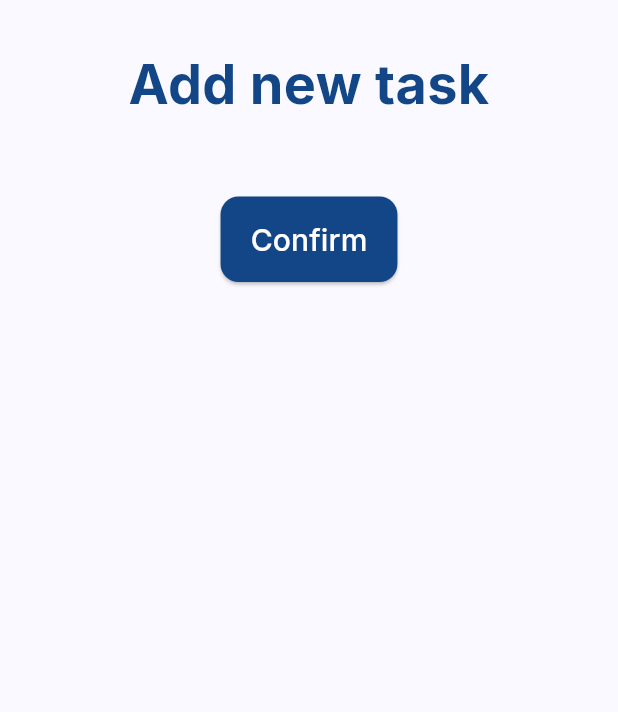
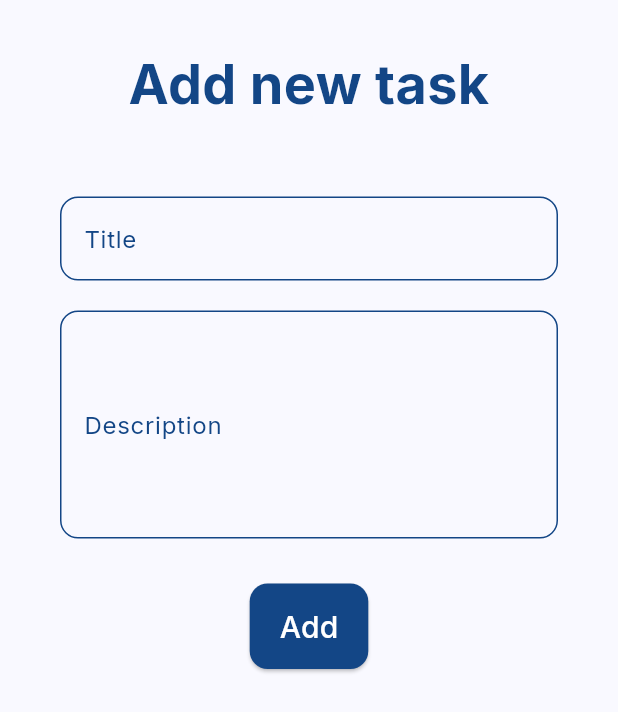
Before and after one commit to shadabtanjeed/IT-Tasks, a Flutter app: the screen it shows after launch, after a tap on "Add new task", on a phone screen of 412 x 824 dp. Shown: the top 712 px of the screen. Run offline on Flutter 3.47's test engine with Material 3 defaults, Android fonts, the phone set to English and light mode, and no system bars; our stand-ins replace go_router, google_fonts, sembast, sembast_web.

Commit message:
add task basic implementation

```diff
--- a/3_note_taking_app/lib/add_task.dart
+++ b/3_note_taking_app/lib/add_task.dart
@@ -1,7 +1,47 @@
 import 'package:flutter/material.dart';
+import 'package:go_router/go_router.dart';
+import 'models/task.dart';
+import 'services/database_service.dart';
 
-class AddTaskPage extends StatelessWidget {
+class AddTaskPage extends StatefulWidget {
   const AddTaskPage({super.key});
+
+  @override
+  State<AddTaskPage> createState() => _AddTaskPageState();
+}
+
+class _AddTaskPageState extends State<AddTaskPage> {
+  final _titleController = TextEditingController();
+  final _descriptionController = TextEditingController();
+  final _dbService = DatabaseService();
+
+  @override
+  void dispose() {
+    _titleController.dispose();
+    _descriptionController.dispose();
+    super.dispose();
+  }
+
+  Future<void> _addTask() async {
+    if (_titleController.text.isEmpty) {
+      ScaffoldMessenger.of(
+        context,
+      ).showSnackBar(const SnackBar(content: Text('Title cannot be empty')));
+      return;
+    }
+
+    final task = Task(
+      title: _titleController.text,
+      description: _descriptionController.text,
+      createdAt: DateTime.now(),
+    );
+
+    await _dbService.insertTask(task);
+
+    if (mounted) {
+      context.go('/');
+    }
+  }
 
   @override
   Widget build(BuildContext context) {
@@ -31,12 +71,61 @@ class AddTaskPage extends StatelessWidget {
               ),
             ),
             const SizedBox(height: 50),
+            Padding(
+              padding: const EdgeInsets.symmetric(horizontal: 40),
+              child: TextField(
+                controller: _titleController,
+                decoration: InputDecoration(
+                  labelText: 'Title',
+                  labelStyle: const TextStyle(color: Color(0xFF134686)),
+                  border: OutlineInputBorder(
+                    borderRadius: BorderRadius.circular(12),
+                    borderSide: const BorderSide(color: Color(0xFF134686)),
+                  ),
+                  enabledBorder: OutlineInputBorder(
+                    borderRadius: BorderRadius.circular(12),
+                    borderSide: const BorderSide(color: Color(0xFF134686)),
+                  ),
+                  focusedBorder: OutlineInputBorder(
+                    borderRadius: BorderRadius.circular(12),
+                    borderSide: const BorderSide(
+                      color: Color(0xFF134686),
+                      width: 2,
+                    ),
+                  ),
+                ),
+              ),
+            ),
+            const SizedBox(height: 20),
+            Padding(
+              padding: const EdgeInsets.symmetric(horizontal: 40),
+              child: TextField(
+                controller: _descriptionController,
+                maxLines: 5,
+                decoration: InputDecoration(
+                  labelText: 'Description',
+                  labelStyle: const TextStyle(color: Color(0xFF134686)),
+                  border: OutlineInputBorder(
+                    borderRadius: BorderRadius.circular(12),
+                    borderSide: const BorderSide(color: Color(0xFF134686)),
+                  ),
+                  enabledBorder: OutlineInputBorder(
+                    borderRadius: BorderRadius.circular(12),
+                    borderSide: const BorderSide(color: Color(0xFF134686)),
+                  ),
+                  focusedBorder: OutlineInputBorder(
+                    borderRadius: BorderRadius.circular(12),
+                    borderSide: const BorderSide(
+                      color: Color(0xFF134686),
+                      width: 2,
+                    ),
+                  ),
+                ),
+              ),
+            ),
+            const SizedBox(height: 30),
             ElevatedButton(
-              onPressed: () {},
-              child: const Text(
-                'Confirm',
-                style: TextStyle(color: Colors.white, fontSize: 20),
-              ),
+              onPressed: _addTask,
               style: ElevatedButton.styleFrom(
                 backgroundColor: const Color(0xFF134686),
                 shape: RoundedRectangleBorder(
@@ -47,6 +136,10 @@ class AddTaskPage extends StatelessWidget {
                   vertical: 14,
                 ),
               ),
+              child: const Text(
+                'Add',
+                style: TextStyle(color: Colors.white, fontSize: 20),
+              ),
             ),
           ],
         ),
--- a/3_note_taking_app/lib/home_page.dart
+++ b/3_note_taking_app/lib/home_page.dart
@@ -1,5 +1,7 @@
 import 'package:flutter/material.dart';
 import 'package:go_router/go_router.dart';
+import 'models/task.dart';
+import 'services/database_service.dart';
 
 class MyHomePage extends StatefulWidget {
   const MyHomePage({super.key, required this.title});
@@ -11,8 +13,28 @@ class MyHomePage extends StatefulWidget {
 }
 
 class _MyHomePageState extends State<MyHomePage> {
-  void addNote() {
-    setState(() {});
+  final _dbService = DatabaseService();
+  List<Task> _tasks = [];
+  bool _isLoading = true;
+
+  @override
+  void initState() {
+    super.initState();
+    _loadTasks();
+  }
+
+  Future<void> _loadTasks() async {
+    setState(() => _isLoading = true);
+    final tasks = await _dbService.getAllTasks();
+    setState(() {
+      _tasks = tasks;
+      _isLoading = false;
+    });
+  }
+
+  Future<void> _deleteTask(int id) async {
+    await _dbService.deleteTask(id);
+    _loadTasks();
   }
 
   @override
@@ -53,9 +75,12 @@ class _MyHomePageState extends State<MyHomePage> {
                 ],
               ),
             ),
-            const SizedBox(height: 50),
+            const SizedBox(height: 20),
             ElevatedButton.icon(
-              onPressed: () => context.go('/add-task'),
+              onPressed: () async {
+                await context.push('/add-task');
+                _loadTasks();
+              },
               icon: const Icon(Icons.add, color: Colors.white),
               label: const Text(
                 'Add new task',
@@ -72,6 +97,36 @@ class _MyHomePageState extends State<MyHomePage> {
                 ),
               ),
             ),
+            const SizedBox(height: 20),
+            Expanded(
+              child: _isLoading
+                  ? const Center(child: CircularProgressIndicator())
+                  : _tasks.isEmpty
+                  ? const Center(child: Text('No tasks yet'))
+                  : ListView.builder(
+                      itemCount: _tasks.length,
+                      itemBuilder: (context, index) {
+                        final task = _tasks[index];
+                        return Card(
+                          margin: const EdgeInsets.symmetric(
+                            horizontal: 16,
+                            vertical: 8,
+                          ),
+                          child: ListTile(
+                            title: Text(task.title),
+                            subtitle: Text(task.description),
+                            trailing: IconButton(
+                              icon: const Icon(Icons.delete),
+                              onPressed: () => _deleteTask(task.id!),
+                            ),
+                            onTap: () {
+                              context.go('/edit-task', extra: task);
+                            },
+                          ),
+                        );
+                      },
+                    ),
+            ),
           ],
         ),
       ),
--- /dev/null
+++ b/3_note_taking_app/lib/models/task.dart
@@ -0,0 +1,47 @@
+class Task {
+  final int? id;
+  final String title;
+  final String description;
+  final DateTime createdAt;
+
+  Task({
+    this.id,
+    required this.title,
+    required this.description,
+    required this.createdAt,
+  });
+
+  // Convert Task to Map for Sembast
+  Map<String, dynamic> toMap() {
+    return {
+      'title': title,
+      'description': description,
+      'createdAt': createdAt.toIso8601String(),
+    };
+  }
+
+  // Create Task from Map (Sembast record)
+  factory Task.fromMap(Map<String, dynamic> map, int id) {
+    return Task(
+      id: id,
+      title: map['title'] as String,
+      description: map['description'] as String,
+      createdAt: DateTime.parse(map['createdAt'] as String),
+    );
+  }
+
+  // Copy with method for updates
+  Task copyWith({
+    int? id,
+    String? title,
+    String? description,
+    DateTime? createdAt,
+  }) {
+    return Task(
+      id: id ?? this.id,
+      title: title ?? this.title,
+      description: description ?? this.description,
+      createdAt: createdAt ?? this.createdAt,
+    );
+  }
+}
--- /dev/null
+++ b/3_note_taking_app/lib/services/database_service.dart
@@ -0,0 +1,73 @@
+import 'package:flutter/foundation.dart' show kIsWeb;
+import 'package:path/path.dart';
+import 'package:path_provider/path_provider.dart';
+import 'package:sembast/sembast.dart';
+import 'package:sembast/sembast_io.dart';
+import 'package:sembast_web/sembast_web.dart';
+import '../models/task.dart';
+
+class DatabaseService {
+  static final DatabaseService _instance = DatabaseService._internal();
+  factory DatabaseService() => _instance;
+  DatabaseService._internal();
+
+  Database? _database;
+  final _store = intMapStoreFactory.store('tasks');
+
+  Future<Database> get database async {
+    if (_database != null) return _database!;
+    _database = await _initDatabase();
+    return _database!;
+  }
+
+  Future<Database> _initDatabase() async {
+    if (kIsWeb) {
+      // Use IndexedDB for web
+      return await databaseFactoryWeb.openDatabase('tasks_database.db');
+    } else {
+      // Use native file system for mobile/desktop
+      final dir = await getApplicationDocumentsDirectory();
+      await dir.create(recursive: true);
+      final dbPath = join(dir.path, 'tasks_database.db');
+      return await databaseFactoryIo.openDatabase(dbPath);
+    }
+  }
+
+  // CRUD methods
+  Future<int> insertTask(Task task) async {
+    final db = await database;
+    return await _store.add(db, task.toMap());
+  }
+
+  Future<List<Task>> getAllTasks() async {
+    final db = await database;
+    final snapshots = await _store.find(db);
+    return snapshots
+        .map((snapshot) => Task.fromMap(snapshot.value, snapshot.key))
+        .toList();
+  }
+
+  Future<Task?> getTaskById(int id) async {
+    final db = await database;
+    final snapshot = await _store.record(id).get(db);
+    if (snapshot == null) return null;
+    return Task.fromMap(snapshot, id);
+  }
+
+  Future<void> updateTask(Task task) async {
+    final db = await database;
+    await _store.record(task.id!).update(db, task.toMap());
+  }
+
+  Future<void> deleteTask(int id) async {
+    final db = await database;
+    await _store.record(id).delete(db);
+  }
+
+  Future<void> close() async {
+    if (_database != null) {
+      await _database!.close();
+      _database = null;
+    }
+  }
+}
--- a/3_note_taking_app/pubspec.yaml
+++ b/3_note_taking_app/pubspec.yaml
@@ -38,6 +38,8 @@ dependencies:
   drift: ^2.28.2
   google_fonts: ^6.3.2
   go_router: ^16.2.4
+  sembast: ^3.8.5+1
+  sembast_web: ^2.4.2
 
 dev_dependencies:
   flutter_test:
```
Also changed, not shown: 3_note_taking_app/pubspec.lock.
